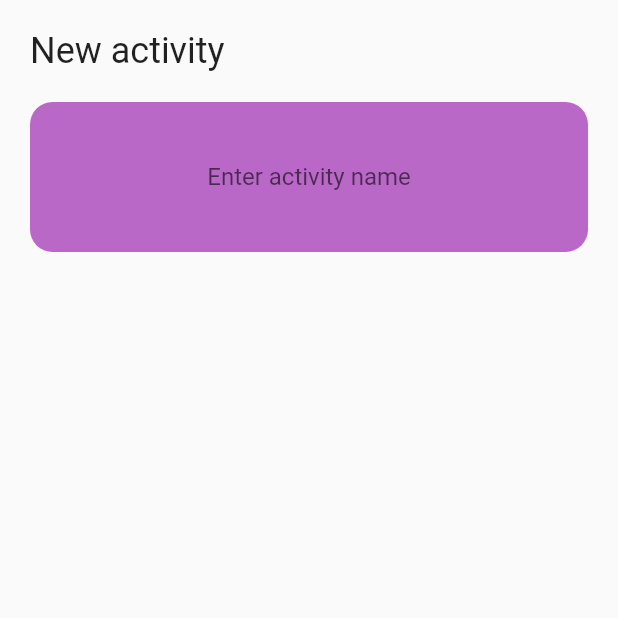
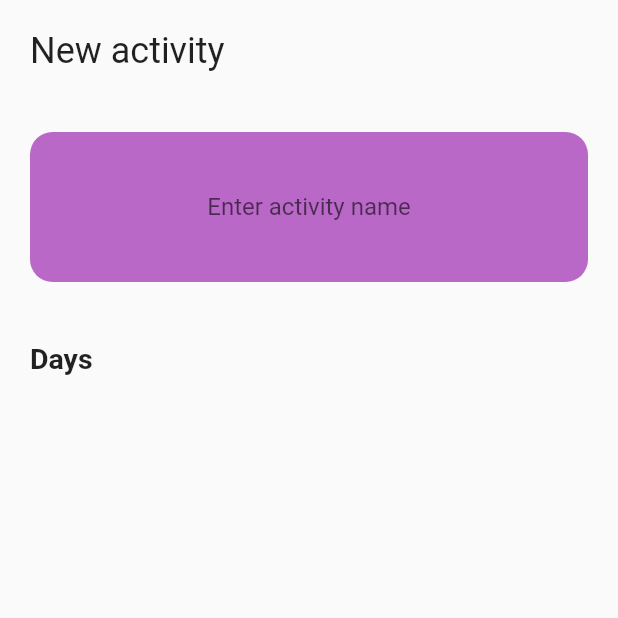
Before and after one commit to jerryrox/flutterFcmTest, a Flutter app: the screen it shows after launch, on a phone screen of 412 x 824 dp, the top half of it. Run offline on Flutter 3.47's test engine with Material 2 defaults, Android fonts, the phone set to English and light mode, and no system bars; our stand-ins replace firebase_messaging; accounts and stored records are empty.

Commit message:
Some formatting

```diff
--- a/lib/views/AddView.dart
+++ b/lib/views/AddView.dart
@@ -1,5 +1,6 @@
 import 'package:flutter/material.dart';
 import 'package:flutterFcmTest/components/Add/ActivityNameInput.dart';
+import 'package:flutterFcmTest/components/SectionBar.dart';
 import 'package:flutterFcmTest/components/Spacing.dart';
 import 'package:flutterFcmTest/components/TitleBar.dart';
 import 'package:flutterFcmTest/components/ViewContainer.dart';
@@ -39,10 +40,16 @@ class _AddViewState extends State<AddView> {
         TitleBar(
           title: "New activity",
         ),
-        Spacing.vertical(height: 20,),
+        Spacing.vertical(height: 40,),
         ActivityNameInput(
           onSubmitted: _onActivityNameSubmitted,
         ),
+        Spacing.vertical(height: 40,),
+        SectionBar(
+          title: "Days",
+        ),
+        Spacing.vertical(height: 20,),
+
       ],
     );
   }
```
